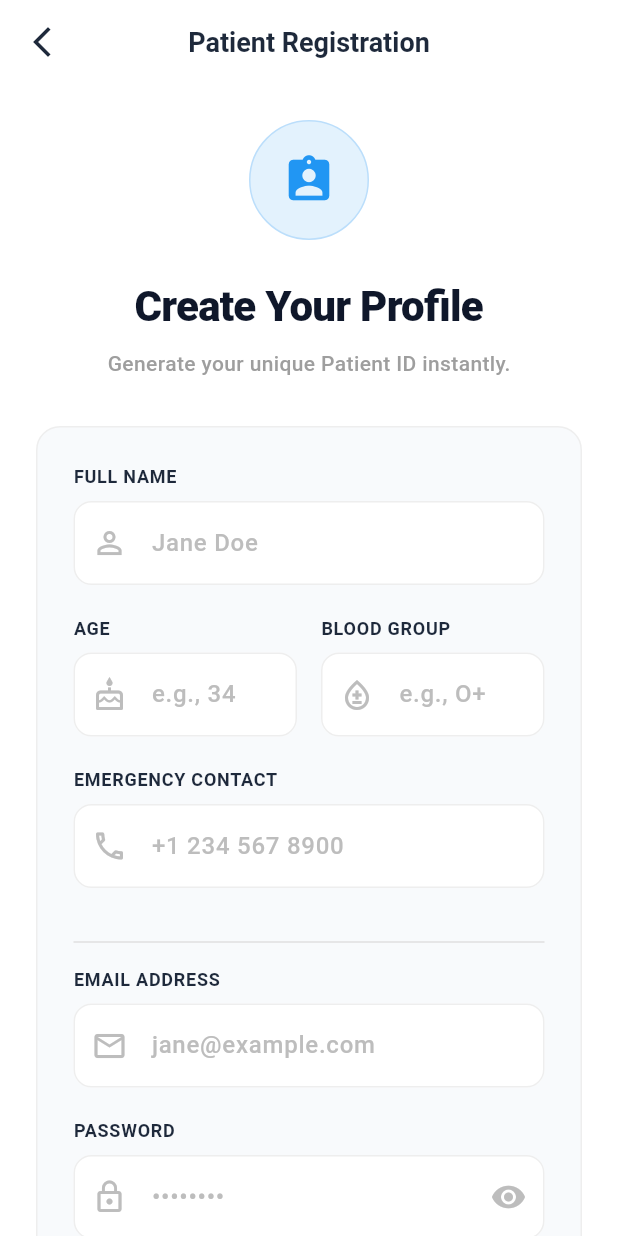
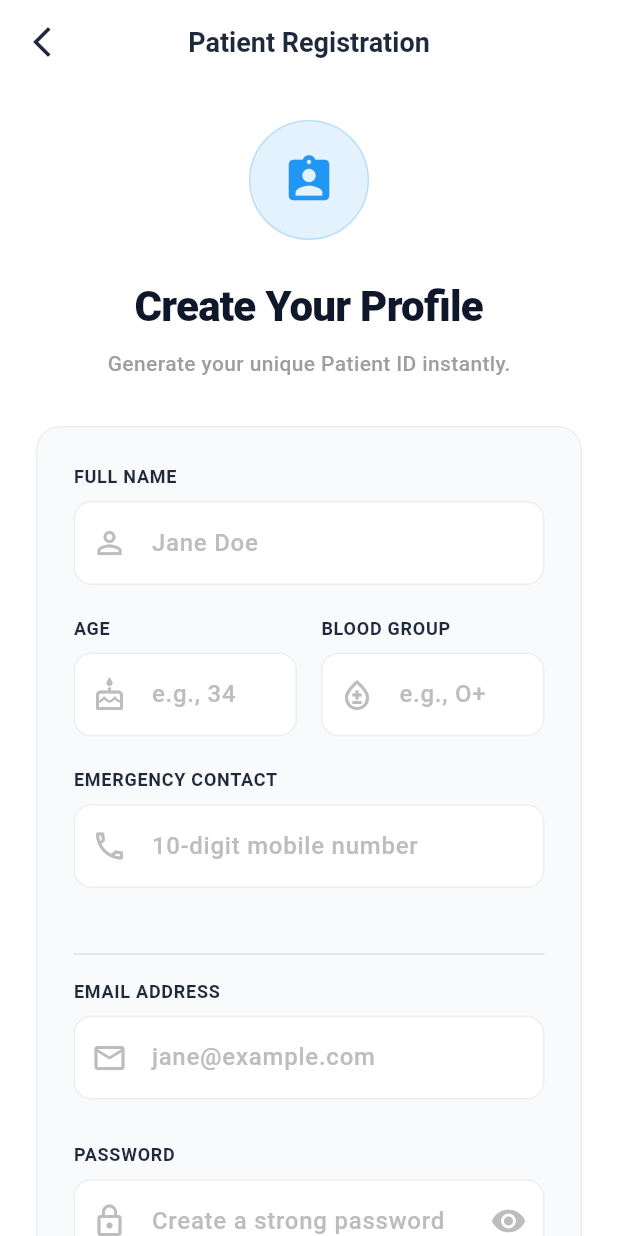
Before and after one commit to Vibhav-Sharma/Healthy_bhai, a Flutter app: the PatientRegisterScreen screen opened directly, on a phone screen of 412 x 824 dp. Run offline on Flutter 3.47's test engine with Material 3 defaults, Android fonts, the phone set to English and light mode, and no system bars; our stand-ins replace cloud_firestore, file_picker, firebase_auth, firebase_core, firebase_storage, flutter_dotenv and 7 more; missing offline and left inert: encrypt, mobile_scanner; accounts and stored records are empty.

Commit message:
edited patient registration page

```diff
--- a/lib/screens/patient_register_screen.dart
+++ b/lib/screens/patient_register_screen.dart
@@ -19,6 +19,11 @@ class _PatientRegisterScreenState extends State<PatientRegisterScreen> {
   bool _isLoading = false;
   bool _obscurePassword = true;
 
+  // Track if user has started typing to show live feedback
+  bool _hasStartedTypingPhone = false;
+  bool _hasStartedTypingPassword = false;
+  bool _hasStartedTypingEmail = false;
+
   @override
   void dispose() {
     _nameController.dispose();
@@ -30,13 +35,53 @@ class _PatientRegisterScreenState extends State<PatientRegisterScreen> {
     super.dispose();
   }
 
+  // --- VALIDATION LOGIC (copied from Doctor Registration) ---
+  bool _isPasswordStrong(String password) {
+    if (password.length < 8) return false;
+    if (!password.contains(RegExp(r'[A-Z]'))) return false;
+    if (!password.contains(RegExp(r'[a-z]'))) return false;
+    if (!password.contains(RegExp(r'[0-9]'))) return false;
+    if (!password.contains(RegExp(r'[!@#\$&*~]'))) return false;
+    return true;
+  }
+
+  bool _isValidPhone(String phone) {
+    return RegExp(r'^\d{10}$').hasMatch(phone);
+  }
+
+  bool _isValidEmail(String email) {
+    return RegExp(r'^[\w\-\.]+@([\w\-]+\.)+[\w\-]{2,4}$').hasMatch(email);
+  }
+
   Future<void> _register() async {
-    // Validate
+    // Validate all required fields
     if (_nameController.text.trim().isEmpty ||
         _emailController.text.trim().isEmpty ||
+        _emergencyContactController.text.trim().isEmpty ||
         _passwordController.text.trim().isEmpty) {
       ScaffoldMessenger.of(context).showSnackBar(
-        const SnackBar(content: Text('Please fill in Name, Email, and Password.')),
+        const SnackBar(content: Text('Please fill in all required fields.')),
+      );
+      return;
+    }
+
+    if (!_isValidEmail(_emailController.text.trim())) {
+      ScaffoldMessenger.of(context).showSnackBar(
+        const SnackBar(content: Text('Please enter a valid email address.')),
+      );
+      return;
+    }
+
+    if (!_isValidPhone(_emergencyContactController.text.trim())) {
+      ScaffoldMessenger.of(context).showSnackBar(
+        const SnackBar(content: Text('Phone number must be exactly 10 digits.')),
+      );
+      return;
+    }
+
+    if (!_isPasswordStrong(_passwordController.text)) {
+      ScaffoldMessenger.of(context).showSnackBar(
+        const SnackBar(content: Text('Please fix the errors in your password.')),
       );
       return;
     }
@@ -98,9 +143,11 @@ class _PatientRegisterScreenState extends State<PatientRegisterScreen> {
       );
     } catch (e) {
       if (!mounted) return;
-      ScaffoldMessenger.of(context).showSnackBar(
-        SnackBar(content: Text('Error: ${e.toString().replaceAll('Exception: ', '')}')),
-      );
+      // Clean up the Firebase error message so it looks nice
+      String msg = e.toString()
+          .replaceAll('Exception: ', '')
+          .replaceAll('[firebase_auth/email-already-in-use]', 'This email is already registered. Please use a different email or log in.');
+      ScaffoldMessenger.of(context).showSnackBar(SnackBar(content: Text(msg.trim())));
     } finally {
       if (mounted) setState(() => _isLoading = false);
     }
@@ -164,12 +211,42 @@ class _PatientRegisterScreenState extends State<PatientRegisterScreen> {
                     ],
                   ),
                   const SizedBox(height: 20),
-                  _buildInputField(label: 'EMERGENCY CONTACT', controller: _emergencyContactController, prefixIcon: Icons.phone_outlined, hintText: '+1 234 567 8900', keyboardType: TextInputType.phone),
+
+                  // --- PHONE FIELD WITH LIVE VALIDATION ---
+                  _buildInputField(
+                    label: 'EMERGENCY CONTACT',
+                    controller: _emergencyContactController,
+                    prefixIcon: Icons.phone_outlined,
+                    hintText: '10-digit mobile number',
+                    keyboardType: TextInputType.phone,
+                    onChanged: (val) => setState(() => _hasStartedTypingPhone = true),
+                    bottomWidget: _buildPhoneCriteria(),
+                  ),
                   const SizedBox(height: 20),
                   Divider(color: Colors.grey[300], height: 32),
-                  _buildInputField(label: 'EMAIL ADDRESS', controller: _emailController, prefixIcon: Icons.mail_outline, hintText: 'jane@example.com', keyboardType: TextInputType.emailAddress),
+
+                  // --- EMAIL FIELD WITH LIVE VALIDATION ---
+                  _buildInputField(
+                    label: 'EMAIL ADDRESS',
+                    controller: _emailController,
+                    prefixIcon: Icons.mail_outline,
+                    hintText: 'jane@example.com',
+                    keyboardType: TextInputType.emailAddress,
+                    onChanged: (val) => setState(() => _hasStartedTypingEmail = true),
+                    bottomWidget: _buildEmailCriteria(),
+                  ),
                   const SizedBox(height: 20),
-                  _buildInputField(label: 'PASSWORD', controller: _passwordController, prefixIcon: Icons.lock_outline, hintText: '••••••••', isPassword: true),
+
+                  // --- PASSWORD FIELD WITH LIVE VALIDATION ---
+                  _buildInputField(
+                    label: 'PASSWORD',
+                    controller: _passwordController,
+                    prefixIcon: Icons.lock_outline,
+                    hintText: 'Create a strong password',
+                    isPassword: true,
+                    onChanged: (val) => setState(() => _hasStartedTypingPassword = true),
+                    bottomWidget: _buildPasswordCriteria(),
+                  ),
                 ],
               ),
             ),
@@ -196,6 +273,56 @@ class _PatientRegisterScreenState extends State<PatientRegisterScreen> {
     );
   }
 
+  // --- REAL-TIME FEEDBACK WIDGETS ---
+  Widget _buildPhoneCriteria() {
+    if (!_hasStartedTypingPhone) return const SizedBox.shrink();
+    bool isValid = _isValidPhone(_emergencyContactController.text.trim());
+    return Row(
+      children: [
+        Icon(isValid ? Icons.check_circle : Icons.cancel, color: isValid ? Colors.green : Colors.red, size: 16),
+        const SizedBox(width: 6),
+        Text(
+          isValid ? 'Valid phone number' : 'Must be exactly 10 digits',
+          style: TextStyle(color: isValid ? Colors.green : Colors.red, fontSize: 12, fontWeight: FontWeight.w500),
+        ),
+      ],
+    );
+  }
+
+  Widget _buildEmailCriteria() {
+    if (!_hasStartedTypingEmail) return const SizedBox.shrink();
+    bool isValid = _isValidEmail(_emailController.text.trim());
+    return Row(
+      children: [
+        Icon(isValid ? Icons.check_circle : Icons.cancel, color: isValid ? Colors.green : Colors.red, size: 16),
+        const SizedBox(width: 6),
+        Text(
+          isValid ? 'Valid email address' : 'Please enter a valid email address',
+          style: TextStyle(color: isValid ? Colors.green : Colors.red, fontSize: 12, fontWeight: FontWeight.w500),
+        ),
+      ],
+    );
+  }
+
+  Widget _buildPasswordCriteria() {
+    if (!_hasStartedTypingPassword) return const SizedBox.shrink();
+    bool isStrong = _isPasswordStrong(_passwordController.text);
+    return Row(
+      crossAxisAlignment: CrossAxisAlignment.start,
+      children: [
+        Icon(isStrong ? Icons.check_circle : Icons.cancel, color: isStrong ? Colors.green : Colors.red, size: 16),
+        const SizedBox(width: 6),
+        Expanded(
+          child: Text(
+            isStrong ? 'Strong password' : 'Must be 8+ chars, include A-Z, a-z, 0-9, and a symbol (!@#\$&*~)',
+            style: TextStyle(color: isStrong ? Colors.green : Colors.red, fontSize: 12, fontWeight: FontWeight.w500, height: 1.3),
+          ),
+        ),
+      ],
+    );
+  }
+
+  // --- STANDARD INPUT FIELD (with onChanged + bottomWidget support) ---
   Widget _buildInputField({
     required String label,
     required TextEditingController controller,
@@ -203,6 +330,8 @@ class _PatientRegisterScreenState extends State<PatientRegisterScreen> {
     required String hintText,
     bool isPassword = false,
     TextInputType keyboardType = TextInputType.text,
+    ValueChanged<String>? onChanged,
+    Widget? bottomWidget,
   }) {
     return Column(
       crossAxisAlignment: CrossAxisAlignment.start,
@@ -213,6 +342,7 @@ class _PatientRegisterScreenState extends State<PatientRegisterScreen> {
           controller: controller,
           obscureText: isPassword ? _obscurePassword : false,
           keyboardType: keyboardType,
+          onChanged: onChanged,
           decoration: InputDecoration(
             hintText: hintText,
             hintStyle: TextStyle(color: Colors.grey[400], fontWeight: FontWeight.w500),
@@ -226,6 +356,10 @@ class _PatientRegisterScreenState extends State<PatientRegisterScreen> {
             contentPadding: const EdgeInsets.symmetric(vertical: 16),
           ),
         ),
+        if (bottomWidget != null) ...[
+          const SizedBox(height: 8),
+          bottomWidget,
+        ]
       ],
     );
   }
```
